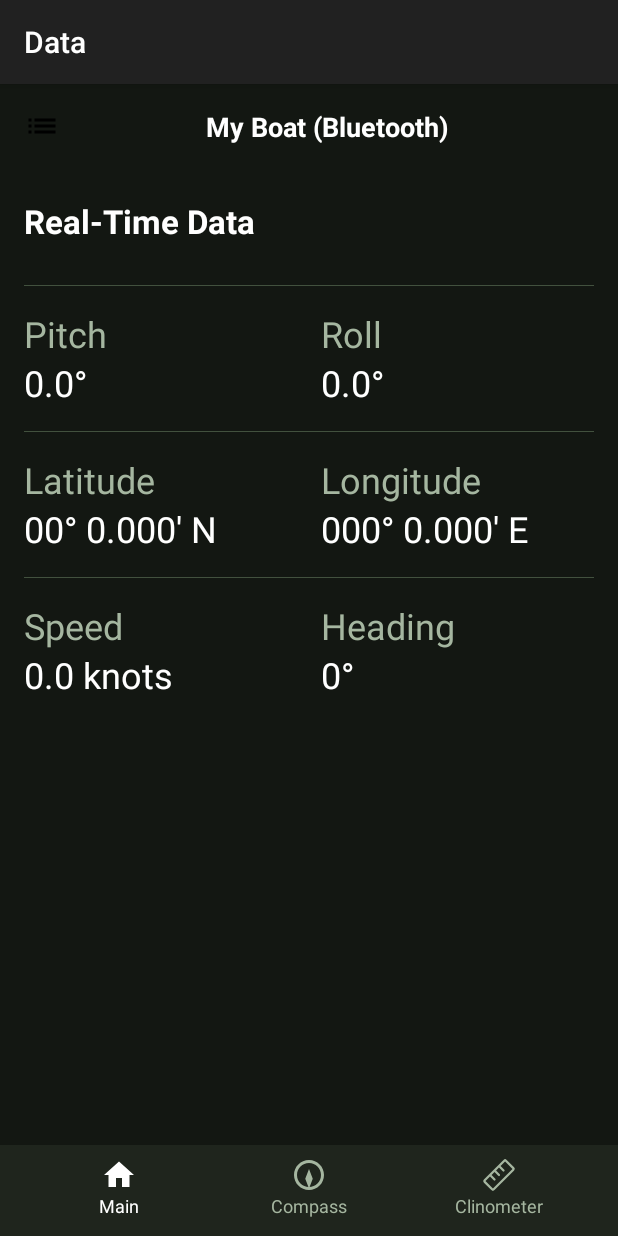
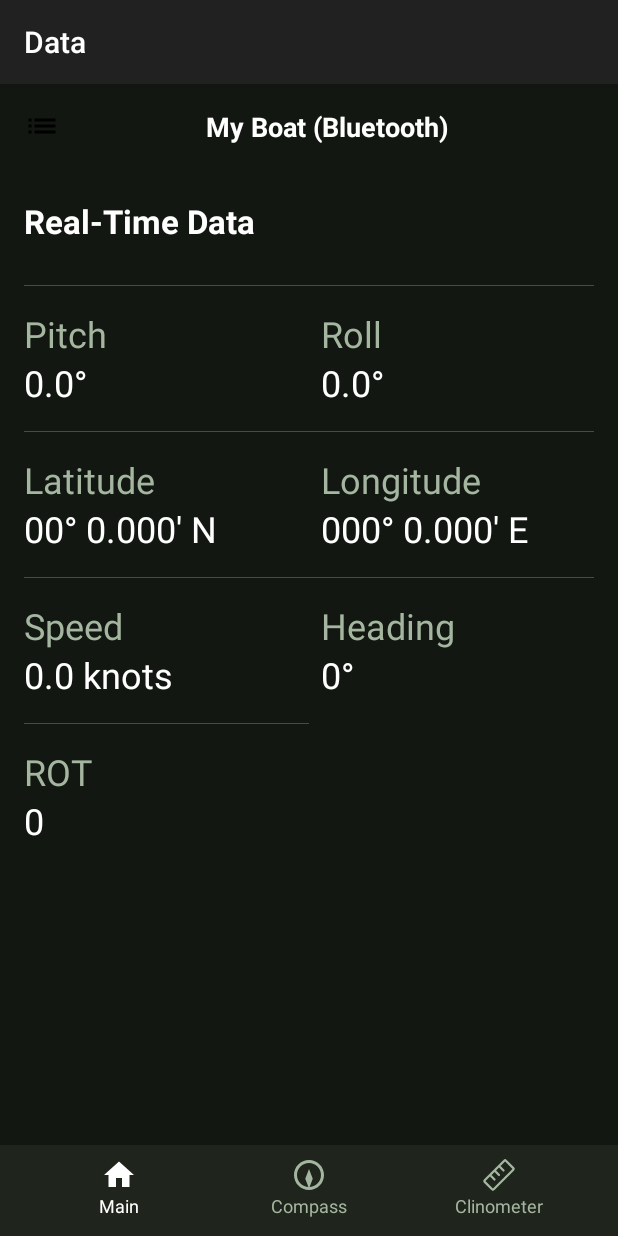
Before and after one commit to nippur1975/tracking_app, an Android app: the DataActivity screen opened directly, with no data from a screen before it, on a phone screen of 412 x 824 dp. Run offline under Robolectric (Android 15) with nearby library versions, the phone set to English and light mode, and no system bars.

Commit message:
Add missing ROT UI fields and fix bar colors
- Added `rotTextView` to `activity_data.xml` grid layout.
- Added `rotTextView` to `activity_main.xml` data overlay.
- Updated `MainActivity.kt` and `DataActivity.kt` to bind and update the ROT text view.
- Corrected `ROTView.kt` drawing logic: Negative values (Port) are now RED (Left), Positive values (Starboard) are GREEN (Right).
- Ensured default API Key is `A9UJBBGRO6NP852V`.
- Removed dead code (`TestParser.kt`, `activity_channel.xml`).

```diff
--- a/app/src/main/java/com/example/segnmea/DataActivity.kt
+++ b/app/src/main/java/com/example/segnmea/DataActivity.kt
@@ -76,6 +76,7 @@ class DataActivity : AppCompatActivity() {
         val lon = data.longitude ?: 0.0
         val speed = data.speed?.toFloat() ?: 0f
         val heading = data.heading?.toFloat() ?: 0f
+        val rot = data.rot?.toFloat() ?: 0f
 
         binding.channelNameTextView.text = "My Boat (Bluetooth)"
         binding.pitchTextView.text = "%.1f°".format(pitch)
@@ -84,6 +85,7 @@ class DataActivity : AppCompatActivity() {
         binding.lonTextView.text = formatLon(lon)
         binding.speedTextView.text = "%.1f knots".format(speed)
         binding.headingTextView.text = "${heading.toInt()}°"
+        binding.rotTextView.text = "${rot.toInt()}"
 
         val timestamp = data.timestamp
         if (timestamp != null) {
--- a/app/src/main/res/layout/activity_data.xml
+++ b/app/src/main/res/layout/activity_data.xml
@@ -184,6 +184,28 @@
                 android:textColor="@android:color/white"
                 android:textSize="24sp" />
         </LinearLayout>
+        <LinearLayout
+            android:layout_width="0dp"
+            android:layout_height="wrap_content"
+            android:layout_columnWeight="1"
+            android:orientation="vertical"
+            android:paddingTop="16dp"
+            android:paddingBottom="16dp"
+            android:paddingEnd="8dp"
+            android:background="@drawable/border_top">
+            <TextView
+                android:layout_width="wrap_content"
+                android:layout_height="wrap_content"
+                android:text="ROT"
+                android:textColor="#a5b6a0"
+                android:textSize="24sp" />
+            <TextView
+                android:id="@+id/rotTextView"
+                android:layout_width="wrap_content"
+                android:layout_height="wrap_content"
+                android:textColor="@android:color/white"
+                android:textSize="24sp" />
+        </LinearLayout>
     </GridLayout>
 
     <View
```
